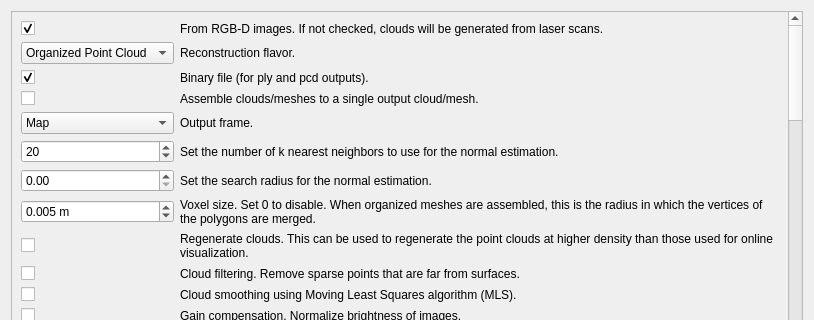
introlab/rtabmap, file guilib/src/ui/exportCloudsDialog.ui: the form before one commit; both pictures show x 0 to 814 and y 0 to 320 of the 814 by 680 pixel window.
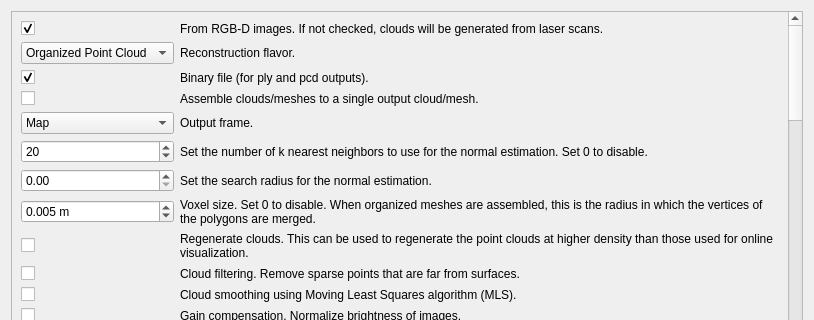
The form after the commit.

Commit message: Export: normal estimation can be disabled, clouds can be exported with normals

Diff of the .ui file:
```diff
--- a/guilib/src/ui/exportCloudsDialog.ui
+++ b/guilib/src/ui/exportCloudsDialog.ui
@@ -216,7 +216,7 @@
          <item row="6" column="1">
           <widget class="QLabel" name="label_normal">
            <property name="text">
-            <string>Set the number of k nearest neighbors to use for the normal estimation.</string>
+            <string>Set the number of k nearest neighbors to use for the normal estimation. Set 0 to disable.</string>
            </property>
            <property name="wordWrap">
             <bool>true</bool>
```
Left out of the diff: 2 changed lines with no effect on the pictures. The commit also changes 1 other file.
